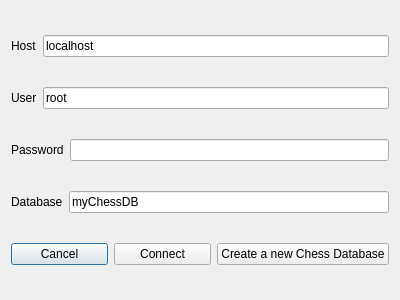
This is src/setupdb.ui in Quocvuong82/chessboard as Qt 5 draws it before an edit. The edited form follows.
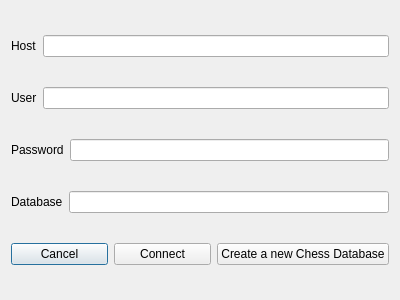
This is the edited form.

Diff of the .ui file:
```diff
--- a/src/setupdb.ui
+++ b/src/setupdb.ui
@@ -26,7 +26,7 @@
      <item>
       <widget class="QLineEdit" name="host">
        <property name="text">
-        <string>localhost</string>
+        <string/>
        </property>
       </widget>
      </item>
@@ -44,7 +44,7 @@
      <item>
       <widget class="QLineEdit" name="user">
        <property name="text">
-        <string>root</string>
+        <string/>
        </property>
       </widget>
      </item>
@@ -80,7 +80,7 @@
      <item>
       <widget class="QLineEdit" name="database">
        <property name="text">
-        <string>myChessDB</string>
+        <string/>
        </property>
       </widget>
      </item>
```
